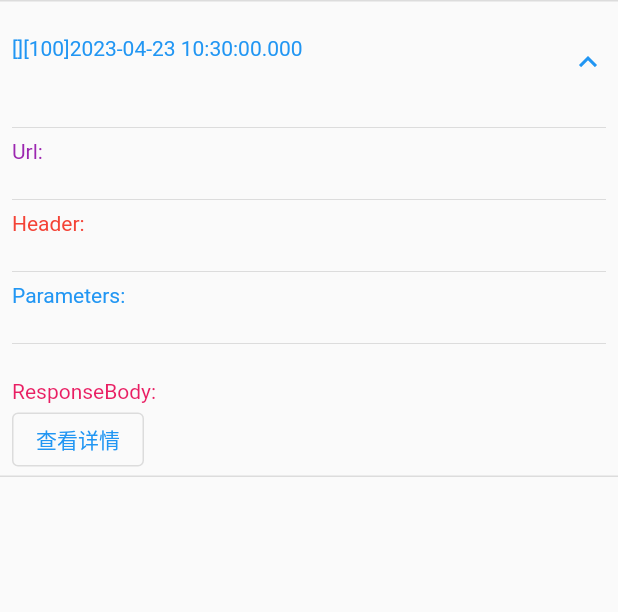
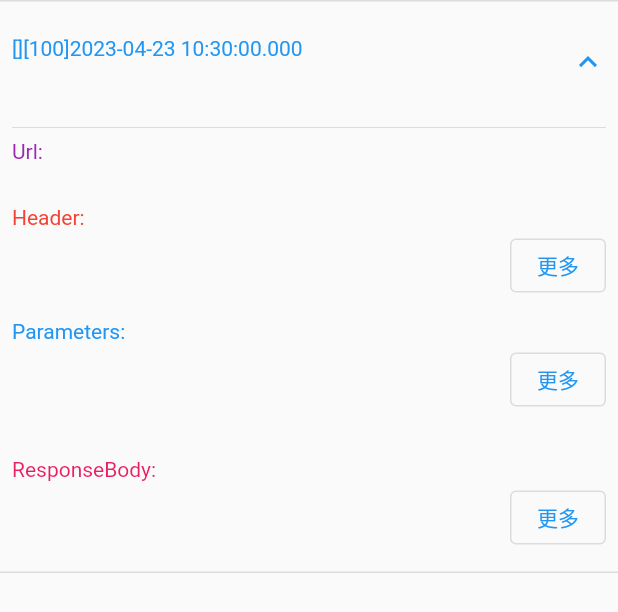
Before and after one commit to zenganiu/flutter_dmcb_logger, a Flutter app: the NetCell widget shown alone on an empty page, opened directly with empty values, after a tap on an icon or button, on a phone screen of 412 x 824 dp. Shown: the top 612 px of the screen. Run offline on Flutter 3.47's test engine with Material 2 defaults, Android fonts, the phone set to English and light mode, and no system bars.

Commit message:
net详情

```diff
--- a/lib/net/net_cell.dart
+++ b/lib/net/net_cell.dart
@@ -48,71 +48,57 @@ class _NetCellState extends State<NetCell> {
           children: [
             const Divider(),
             const Text('Url:', style: TextStyle(fontSize: 14, color: Colors.purple)),
-            GestureDetector(
-              child: Text(
-                item.url,
-                style: const TextStyle(fontSize: 14, color: Colors.black),
-              ),
-              onTap: () async {
-                await DHelper.copyText(item.url);
-                showToast('请求地址复制成功');
+            _CopyText(content: item.url, title: '请求地址'),
+            const SizedBox(height: 12),
+            const Text('Header:', style: TextStyle(fontSize: 14, color: Colors.red)),
+            _CopyTextAndButton(
+              title: '请求头参数',
+              content: item.headers,
+              onTapCopy: () {
+                showToast('请求头参数复制成功', context);
+              },
+              onTapButton: () {
+                Navigator.push(context, MaterialPageRoute(builder: (ctx) {
+                  return DJsonViewPage(title: item.api, jsonString: item.headers);
+                }));
               },
             ),
-            const Divider(),
-            const Text('Header:', style: TextStyle(fontSize: 14, color: Colors.red)),
-            GestureDetector(
-              child: Text(
-                item.headers,
-                style: const TextStyle(fontSize: 14, color: Colors.black),
-              ),
-              onTap: () async {
-                await DHelper.copyText(item.headers);
-                showToast('请求头参数复制成功');
+            const SizedBox(height: 12),
+            const Text('Parameters:', style: TextStyle(fontSize: 14, color: Colors.blue)),
+            _CopyTextAndButton(
+              title: '请求参数',
+              content: item.parameters,
+              onTapCopy: () {
+                showToast('请求参数复制成功', context);
+              },
+              onTapButton: () {
+                Navigator.push(context, MaterialPageRoute(builder: (ctx) {
+                  return DJsonViewPage(title: item.api, jsonString: item.parameters);
+                }));
               },
             ),
-            const Divider(),
-            const Text('Parameters:', style: TextStyle(fontSize: 14, color: Colors.blue)),
-            GestureDetector(
-              child: Text(
-                item.parameters,
-                style: const TextStyle(fontSize: 14, color: Colors.black),
-              ),
-              onTap: () async {
-                await DHelper.copyText(item.parameters);
-                showToast('请求参数复制成功');
+            const SizedBox(height: 12),
+            const Text('\nResponseBody:', style: TextStyle(fontSize: 14, color: Colors.pink)),
+            _CopyTextAndButton(
+              title: '响应结果',
+              content: item.responseBody,
+              onTapCopy: () {
+                showToast('响应结果复制成功', context);
+              },
+              onTapButton: () {
+                Navigator.push(context, MaterialPageRoute(builder: (ctx) {
+                  return DJsonViewPage(title: item.api, jsonString: item.responseBody);
+                }));
               },
             ),
-            const Divider(),
-            const Text('\nResponseBody:', style: TextStyle(fontSize: 14, color: Colors.pink)),
-            OutlinedButton(
-                onPressed: () {
-                  Navigator.push(context, MaterialPageRoute(builder: (ctx) {
-                    return DJsonViewPage(title: item.api, jsonString: item.responseBody);
-                  }));
-                },
-                child: const Text('查看详情')),
-            // SelectableText(
-            //   item.responseBody,
-            //   style: const TextStyle(fontSize: 14, color: Colors.black),
-            //   toolbarOptions: const ToolbarOptions(copy: true, selectAll: true),
-            // ),
+            const SizedBox(height: 12),
           ],
         )
       ],
     );
   }
 
-  Color _getColor(int status) {
-    if (status == 200 || status == 0) {
-      return Colors.green;
-    } else if (status < 200) {
-      return Colors.blue;
-    } else {
-      return Colors.red;
-    }
-  }
-
-  void showToast(String title) {
+  void showToast(String title, BuildContext context) {
     showDialog(
       context: context,
       builder: (ctx) {
@@ -136,3 +122,81 @@ class _NetCellState extends State<NetCell> {
     );
   }
 }
+
+Color _getColor(int status) {
+  if (status == 200 || status == 0) {
+    return Colors.green;
+  } else if (status < 200) {
+    return Colors.blue;
+  } else {
+    return Colors.red;
+  }
+}
+
+class _CopyTextAndButton extends StatelessWidget {
+  final String content;
+  final String title;
+  final void Function()? onTapCopy;
+  final void Function()? onTapButton;
+  const _CopyTextAndButton({
+    Key? key,
+    required this.content,
+    required this.title,
+    this.onTapCopy,
+    this.onTapButton,
+  }) : super(key: key);
+
+  @override
+  Widget build(BuildContext context) {
+    return Row(
+      children: [
+        Expanded(
+          child: GestureDetector(
+            onTap: () async {
+              await DHelper.copyText(content);
+              onTapCopy?.call();
+            },
+            child: Text(
+              content,
+              maxLines: 3,
+              overflow: TextOverflow.ellipsis,
+              textAlign: TextAlign.start,
+            ),
+          ),
+        ),
+        OutlinedButton(
+          onPressed: () {
+            onTapButton?.call();
+          },
+          child: const Text('更多'),
+        ),
+      ],
+    );
+  }
+}
+
+class _CopyText extends StatelessWidget {
+  final String content;
+  final String title;
+  final void Function()? onTapCopy;
+  const _CopyText({
+    Key? key,
+    required this.content,
+    required this.title,
+    this.onTapCopy,
+  }) : super(key: key);
+
+  @override
+  Widget build(BuildContext context) {
+    return GestureDetector(
+      child: Text(
+        content,
+        style: const TextStyle(fontSize: 14, color: Colors.black),
+      ),
+      onTap: () async {
+        await DHelper.copyText(content);
+        onTapCopy?.call();
+      },
+    );
+  }
+}
```
